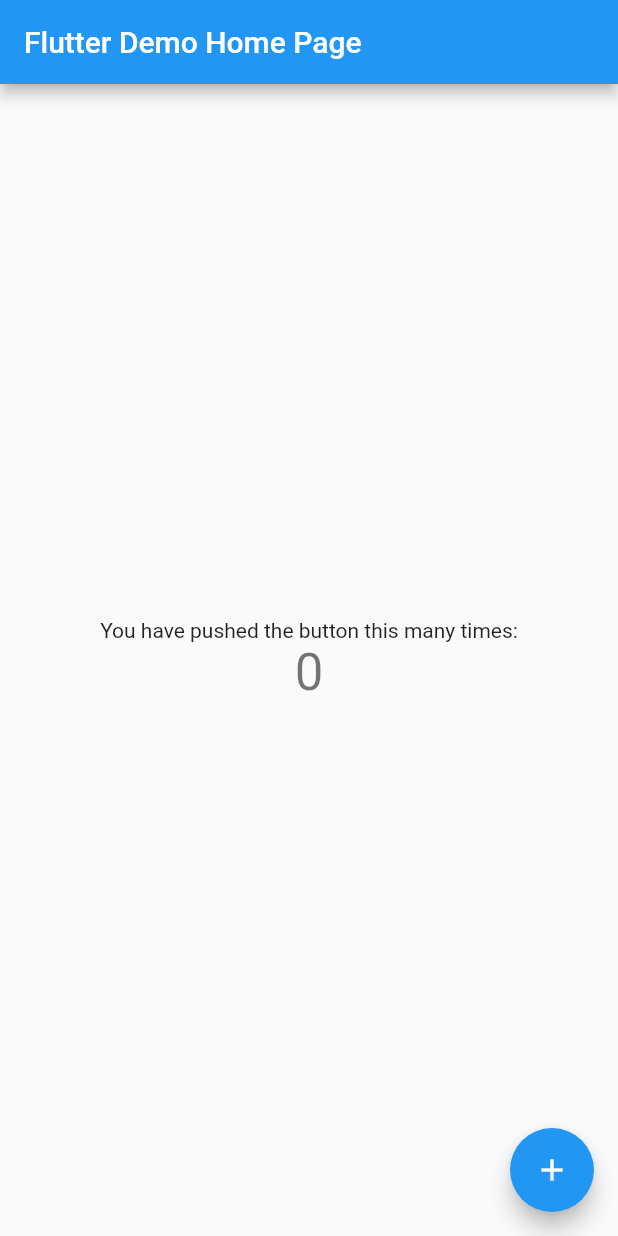
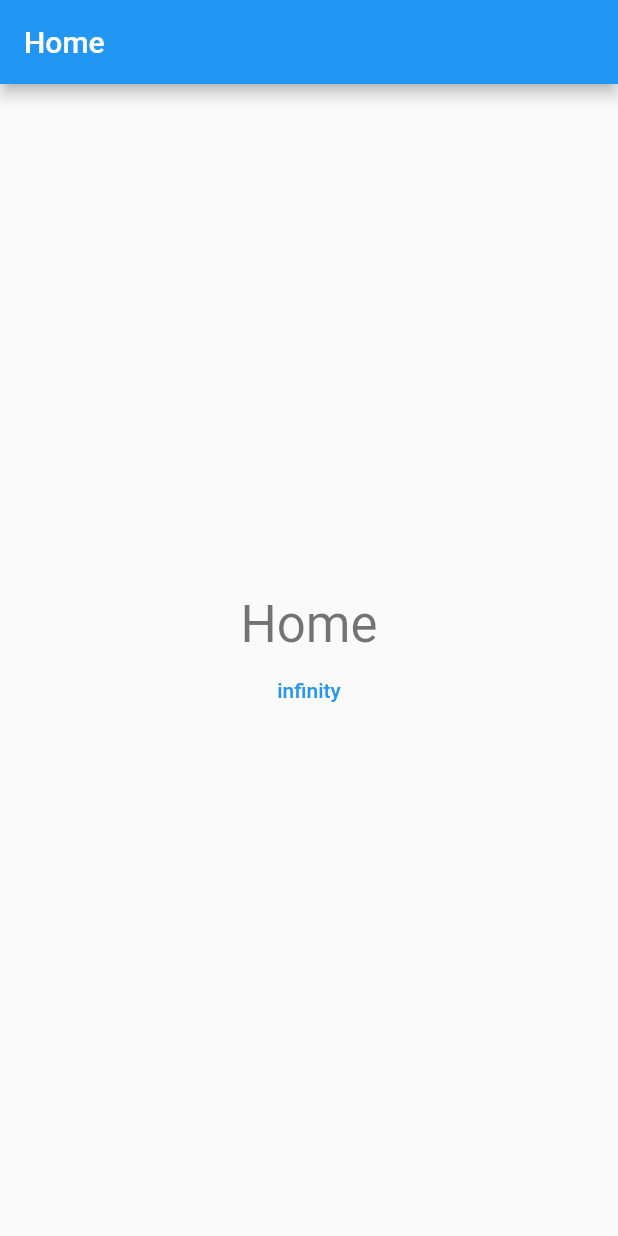
Before and after one commit to kobums/flutter_component, a Flutter app: the screen it shows after launch, on a phone screen of 412 x 824 dp. Run offline on Flutter 3.47's test engine with Material 2 defaults, Android fonts, the phone set to English and light mode, and no system bars; our stand-ins replace get.

Commit message:
infinity scroll

```diff
--- /dev/null
+++ b/lib/home.dart
@@ -0,0 +1,29 @@
+import 'package:flutter/material.dart';
+import 'package:get/get.dart';
+
+class Home extends StatelessWidget {
+  const Home({Key? key}) : super(key: key);
+
+  @override
+  Widget build(BuildContext context) {
+    return Scaffold(
+      appBar: AppBar(
+        title: const Text('Home'),
+      ),
+      body: Center(
+        child: Column(
+          mainAxisAlignment: MainAxisAlignment.center,
+          children: <Widget>[
+            Text(
+              'Home',
+              style: Theme.of(context).textTheme.headline4,
+            ),
+            TextButton(
+                onPressed: () => Get.toNamed("/infinity"),
+                child: const Text("infinity"))
+          ],
+        ),
+      ),
+    );
+  }
+}
--- a/lib/main.dart
+++ b/lib/main.dart
@@ -1,4 +1,8 @@
 import 'package:flutter/material.dart';
+import 'package:flutter_component/screens/infinity_screen.dart';
+import 'package:get/get.dart';
+
+import 'home.dart';
 
 void main() {
   runApp(const MyApp());
@@ -10,106 +14,21 @@
   // This widget is the root of your application.
   @override
   Widget build(BuildContext context) {
-    return MaterialApp(
+    return GetMaterialApp(
+      debugShowCheckedModeBanner: false,
       title: 'Flutter Demo',
       theme: ThemeData(
-        // This is the theme of your application.
-        //
-        // Try running your application with "flutter run". You'll see the
-        // application has a blue toolbar. Then, without quitting the app, try
-        // changing the primarySwatch below to Colors.green and then invoke
-        // "hot reload" (press "r" in the console where you ran "flutter run",
-        // or simply save your changes to "hot reload" in a Flutter IDE).
-        // Notice that the counter didn't reset back to zero; the application
-        // is not restarted.
         primarySwatch: Colors.blue,
       ),
-      home: const MyHomePage(title: 'Flutter Demo Home Page'),
+      initialRoute: "/",
+      getPages: [
+        GetPage(
+            name: "/", page: () => const Home(), transition: Transition.fade),
+        GetPage(
+            name: "/infinity",
+            page: () => const InfinityScreen(),
+            transition: Transition.downToUp),
+      ],
     );
   }
 }
-
-class MyHomePage extends StatefulWidget {
-  const MyHomePage({Key? key, required this.title}) : super(key: key);
-
-  // This widget is the home page of your application. It is stateful, meaning
-  // that it has a State object (defined below) that contains fields that affect
-  // how it looks.
-
-  // This class is the configuration for the state. It holds the values (in this
-  // case the title) provided by the parent (in this case the App widget) and
-  // used by the build method of the State. Fields in a Widget subclass are
-  // always marked "final".
-
-  final String title;
-
-  @override
-  State<MyHomePage> createState() => _MyHomePageState();
-}
-
-class _MyHomePageState extends State<MyHomePage> {
-  int _counter = 0;
-
-  void _incrementCounter() {
-    setState(() {
-      // This call to setState tells the Flutter framework that something has
-      // changed in this State, which causes it to rerun the build method below
-      // so that the display can reflect the updated values. If we changed
-      // _counter without calling setState(), then the build method would not be
-      // called again, and so nothing would appear to happen.
-      _counter++;
-    });
-  }
-
-  @override
-  Widget build(BuildContext context) {
-    // This method is rerun every time setState is called, for instance as done
-    // by the _incrementCounter method above.
-    //
-    // The Flutter framework has been optimized to make rerunning build methods
-    // fast, so that you can just rebuild anything that needs updating rather
-    // than having to individually change instances of widgets.
-    return Scaffold(
-      appBar: AppBar(
-        // Here we take the value from the MyHomePage object that was created by
-        // the App.build method, and use it to set our appbar title.
-        title: Text(widget.title),
-      ),
-      body: Center(
-        // Center is a layout widget. It takes a single child and positions it
-        // in the middle of the parent.
-        child: Column(
-          // Column is also a layout widget. It takes a list of children and
-          // arranges them vertically. By default, it sizes itself to fit its
-          // children horizontally, and tries to be as tall as its parent.
-          //
-          // Invoke "debug painting" (press "p" in the console, choose the
-          // "Toggle Debug Paint" action from the Flutter Inspector in Android
-          // Studio, or the "Toggle Debug Paint" command in Visual Studio Code)
-          // to see the wireframe for each widget.
-          //
-          // Column has various properties to control how it sizes itself and
-          // how it positions its children. Here we use mainAxisAlignment to
-          // center the children vertically; the main axis here is the vertical
-          // axis because Columns are vertical (the cross axis would be
-          // horizontal).
-          mainAxisAlignment: MainAxisAlignment.center,
-          children: <Widget>[
-            const Text(
-              'You have pushed the button this many times:',
-            ),
-            Text(
-              '$_counter',
-              style: Theme.of(context).textTheme.headline4,
-            ),
-          ],
-        ),
-      ),
-      floatingActionButton: FloatingActionButton(
-        onPressed: _incrementCounter,
-        tooltip: 'Increment',
-        child: const Icon(Icons.add),
-      ), // This trailing comma makes auto-formatting nicer for build methods.
-    );
-  }
-}
```
Also changed, not shown: lib/components/infinity_components.dart (added, +46 -0 lines), lib/controller/infinity_controller.dart (added, +63 -0 lines), lib/screens/infinity_screen.dart (added, +16 -0 lines), pubspec.yaml (+3 -69 lines), pubspec.lock.
